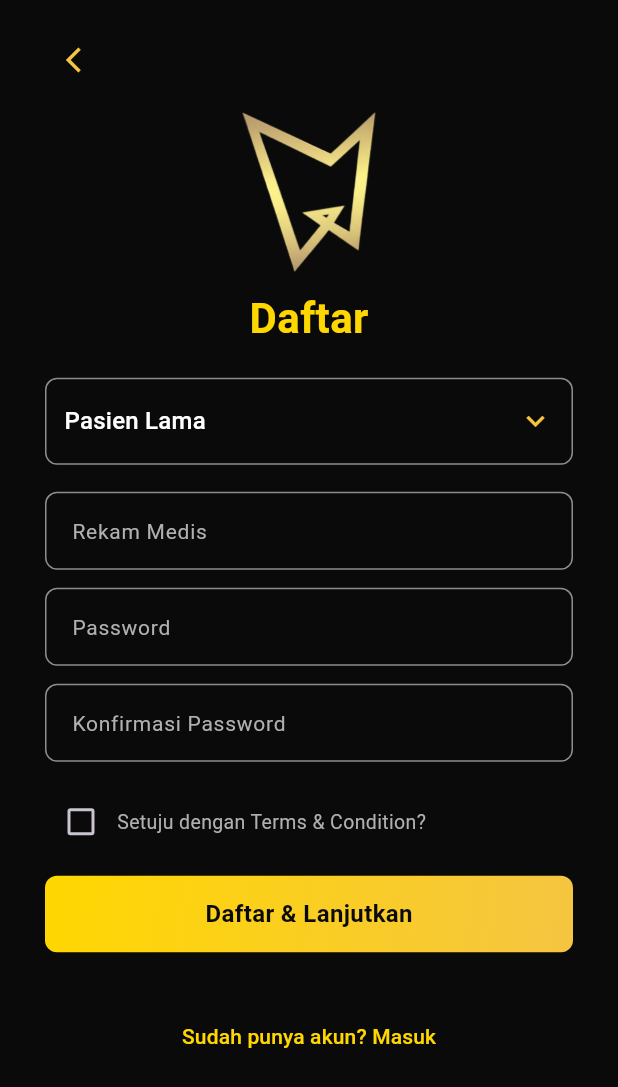
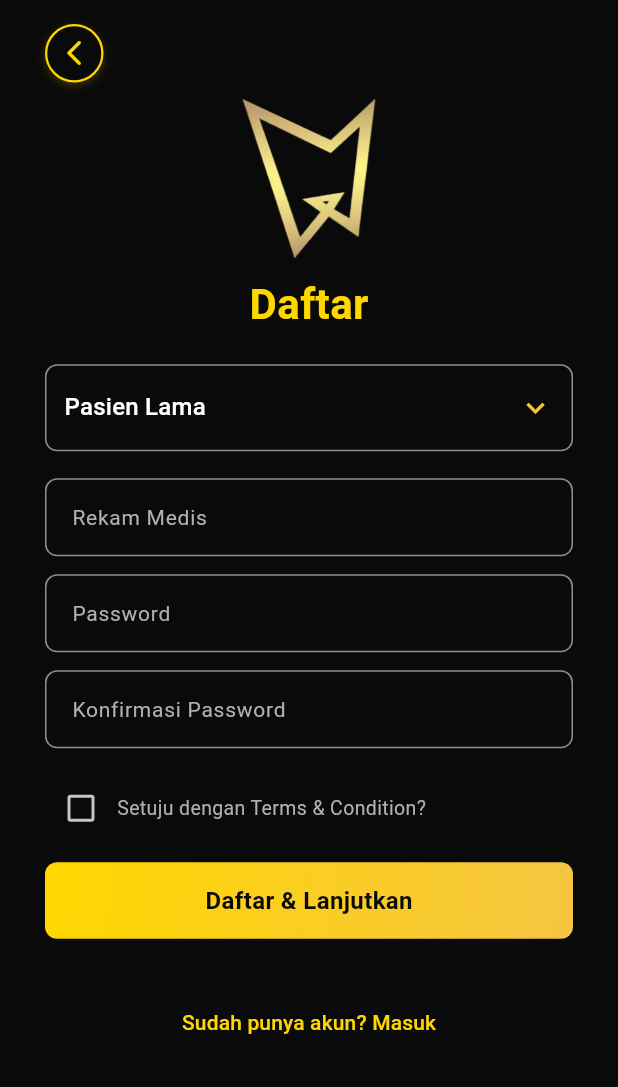
Before and after one commit to wikadprly/klinikgigi, a Flutter app: the DaftarPasienLamaPage screen opened directly, on a phone screen of 412 x 824 dp. Shown: the top 1087 px of the screen. Run offline on Flutter 3.47's test engine with Material 3 defaults, Android fonts, the light colour scheme and no system bars; Roboto replaces fonts that are missing (Poppins).

Commit message:
feat : menambah tombol back untuk autentikasi

```diff
--- a/lib/features/auth/screens/daftar_pasien_lama.dart
+++ b/lib/features/auth/screens/daftar_pasien_lama.dart
@@ -3,6 +3,7 @@ import 'package:flutter_klinik_gigi/theme/colors.dart';
 import 'package:flutter_klinik_gigi/theme/text_styles.dart';
 import 'package:flutter_klinik_gigi/features/auth/widgets/auth_button.dart';
 import 'package:flutter_klinik_gigi/features/auth/widgets/auth_input_field.dart';
+import 'package:flutter_klinik_gigi/features/auth/widgets/auth_back.dart'; // 🟡 pastikan path sesuai
 
 class DaftarPasienLamaPage extends StatefulWidget {
   const DaftarPasienLamaPage({super.key});
@@ -29,15 +30,10 @@ class _DaftarPasienLamaPageState extends State<DaftarPasienLamaPage> {
             child: Column(
               crossAxisAlignment: CrossAxisAlignment.start,
               children: [
-                IconButton(
-                  icon: const Icon(
-                    Icons.arrow_back_ios,
-                    color: AppColors.goldDark,
-                    size: 20,
-                  ),
-                  onPressed: () => Navigator.pop(context),
-                ),
+                // 🔙 Ganti IconButton lama dengan widget custom kamu
+                BackButtonWidget(onPressed: () => Navigator.pop(context)),
                 const SizedBox(height: 10),
+
                 Center(
                   child: Column(
                     children: [
@@ -46,7 +42,6 @@ class _DaftarPasienLamaPageState extends State<DaftarPasienLamaPage> {
                         width: 90,
                       ),
                       const SizedBox(height: 10),
-                      // 🌟 Revisi: Warna teks Daftar jadi emas
                       Text(
                         "Daftar",
                         style: AppTextStyles.heading.copyWith(
@@ -59,7 +54,7 @@ class _DaftarPasienLamaPageState extends State<DaftarPasienLamaPage> {
                 ),
                 const SizedBox(height: 20),
 
-                // 🌟 Revisi: Panjang dropdown disamakan dengan input field
+                // 🔽 Dropdown Pasien Lama / Baru
                 SizedBox(
                   width: double.infinity,
                   child: Container(
@@ -74,8 +69,7 @@ class _DaftarPasienLamaPageState extends State<DaftarPasienLamaPage> {
                     child: DropdownButtonHideUnderline(
                       child: DropdownButton<String>(
                         value: "Pasien Lama",
-                        isExpanded:
-                            true, // penting biar lebarnya ngikut container
+                        isExpanded: true,
                         items: const [
                           DropdownMenuItem(
                             value: "Pasien Lama",
@@ -119,6 +113,7 @@ class _DaftarPasienLamaPageState extends State<DaftarPasienLamaPage> {
                   obscureText: true,
                 ),
                 const SizedBox(height: 10),
+
                 Row(
                   children: [
                     Checkbox(
@@ -135,11 +130,9 @@ class _DaftarPasienLamaPageState extends State<DaftarPasienLamaPage> {
                   ],
                 ),
 
-                // 🌟 Revisi: Font di tombol putih
                 AuthButton(
                   text: "Daftar & Lanjutkan",
-                  textColor:
-                      AppColors.background, // tambah property ini di widget
+                  textColor: AppColors.background,
                   onPressed: () {
                     if (!agree) {
                       ScaffoldMessenger.of(context).showSnackBar(
--- /dev/null
+++ b/lib/features/auth/widgets/auth_back.dart
@@ -0,0 +1,35 @@
+import 'package:flutter/material.dart';
+import 'package:flutter_klinik_gigi/theme/colors.dart';
+
+class BackButtonWidget extends StatelessWidget {
+  final VoidCallback onPressed;
+
+  const BackButtonWidget({super.key, required this.onPressed});
+
+  @override
+  Widget build(BuildContext context) {
+    return GestureDetector(
+      onTap: onPressed,
+      child: Container(
+        padding: const EdgeInsets.all(8),
+        decoration: BoxDecoration(
+          color: AppColors.background,
+          shape: BoxShape.circle,
+          border: Border.all(color: AppColors.gold, width: 1.5),
+          boxShadow: [
+            BoxShadow(
+              color: AppColors.gold.withOpacity(0.2),
+              blurRadius: 4,
+              offset: const Offset(0, 2),
+            ),
+          ],
+        ),
+        child: const Icon(
+          Icons.arrow_back_ios_new_rounded,
+          color: AppColors.gold,
+          size: 20,
+        ),
+      ),
+    );
+  }
+}
```
